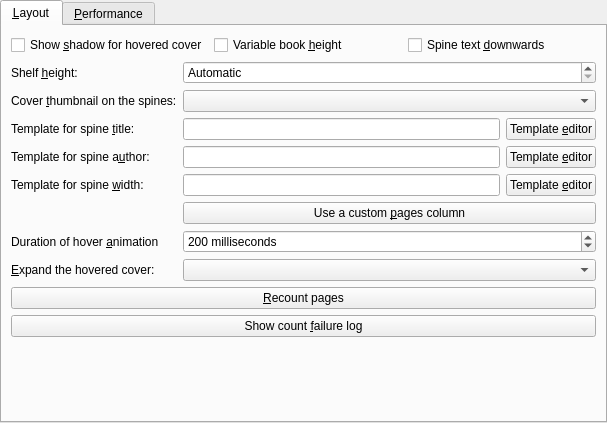
Before: the Qt Designer form src/calibre/gui2/preferences/look_feel_tabs/bookshelf_view.ui in kovidgoyal/calibre, drawn with Qt 5.
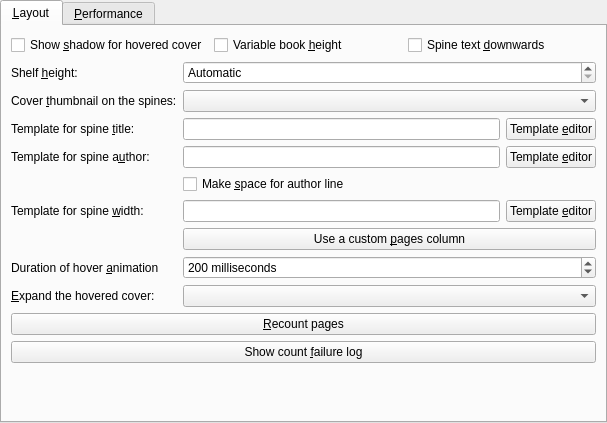
After: the same form once the commit is applied. Custom widgets are drawn as their Qt base class.

Commit message: Bookshelf: Add option to control whether narrow books are widened to make space for second line of spine

The edit to the form file:
```diff
--- a/src/calibre/gui2/preferences/look_feel_tabs/bookshelf_view.ui
+++ b/src/calibre/gui2/preferences/look_feel_tabs/bookshelf_view.ui
@@ -144,7 +144,7 @@
       </item>
      </layout>
     </item>
-    <item row="5" column="0">
+    <item row="6" column="0">
      <widget class="QLabel" name="label_pages">
       <property name="text">
        <string>Template for spine &amp;width:</string>
@@ -154,7 +154,7 @@
       </property>
      </widget>
     </item>
-    <item row="5" column="1">
+    <item row="6" column="1">
      <layout class="QHBoxLayout" name="horizontalLayout_3">
       <item>
        <widget class="QLineEdit" name="opt_bookshelf_spine_size_template">
@@ -172,14 +172,14 @@
       </item>
      </layout>
     </item>
-    <item row="6" column="1">
+    <item row="7" column="1">
      <widget class="QPushButton" name="use_pages_button">
       <property name="text">
        <string>Use a custom &amp;pages column</string>
       </property>
      </widget>
     </item>
-    <item row="7" column="0">
+    <item row="8" column="0">
      <widget class="QLabel" name="label_fade_time">
       <property name="text">
        <string>Duration of hover &amp;animation</string>
@@ -189,7 +189,7 @@
       </property>
      </widget>
     </item>
-    <item row="7" column="1">
+    <item row="8" column="1">
      <widget class="QSpinBox" name="opt_bookshelf_fade_time">
       <property name="specialValueText">
        <string>Disable</string>
@@ -208,7 +208,7 @@
       </property>
      </widget>
     </item>
-    <item row="8" column="0">
+    <item row="9" column="0">
      <widget class="QLabel" name="label_hover_interact">
       <property name="text">
        <string>&amp;Expand the hovered cover:</string>
@@ -218,14 +218,14 @@
       </property>
      </widget>
     </item>
-    <item row="8" column="1">
+    <item row="9" column="1">
      <widget class="QComboBox" name="opt_bookshelf_hover">
       <property name="toolTip">
        <string>Control what happens when the mouse hovers over the spine of a book.</string>
       </property>
      </widget>
     </item>
-    <item row="11" column="0">
+    <item row="12" column="0">
      <spacer name="vertical_spacer_1">
       <property name="orientation">
        <enum>Qt::Vertical</enum>
@@ -238,7 +238,7 @@
       </property>
      </spacer>
     </item>
-    <item row="9" column="0" colspan="2">
+    <item row="10" column="0" colspan="2">
      <widget class="QPushButton" name="recount_button">
       <property name="toolTip">
        <string>Have calibre re-count the pages in all books in the current library.</string>
@@ -248,13 +248,23 @@
       </property>
      </widget>
     </item>
-    <item row="10" column="0" colspan="2">
+    <item row="11" column="0" colspan="2">
      <widget class="QPushButton" name="show_log_button">
       <property name="text">
        <string>Show count &amp;failure log</string>
       </property>
      </widget>
     </item>
+    <item row="5" column="1">
+     <widget class="QCheckBox" name="opt_bookshelf_make_space_for_second_line">
+      <property name="toolTip">
+       <string>&lt;p&gt;When showing authors in spine, for very narrow books, artifically widen the book to make space for the author line. Without this, the authors wont be displayed for narrow books, with it, narrow books will appear artifically wider than they really are.</string>
+      </property>
+      <property name="text">
+       <string>Make &amp;space for author line</string>
+      </property>
+     </widget>
+    </item>
    </layout>
   </widget>
   <widget class="CoverCacheConfig" name="config_cache">
```
Left out of the diff: 2 changed lines with no effect on the pictures. The commit also changes 3 other files.
